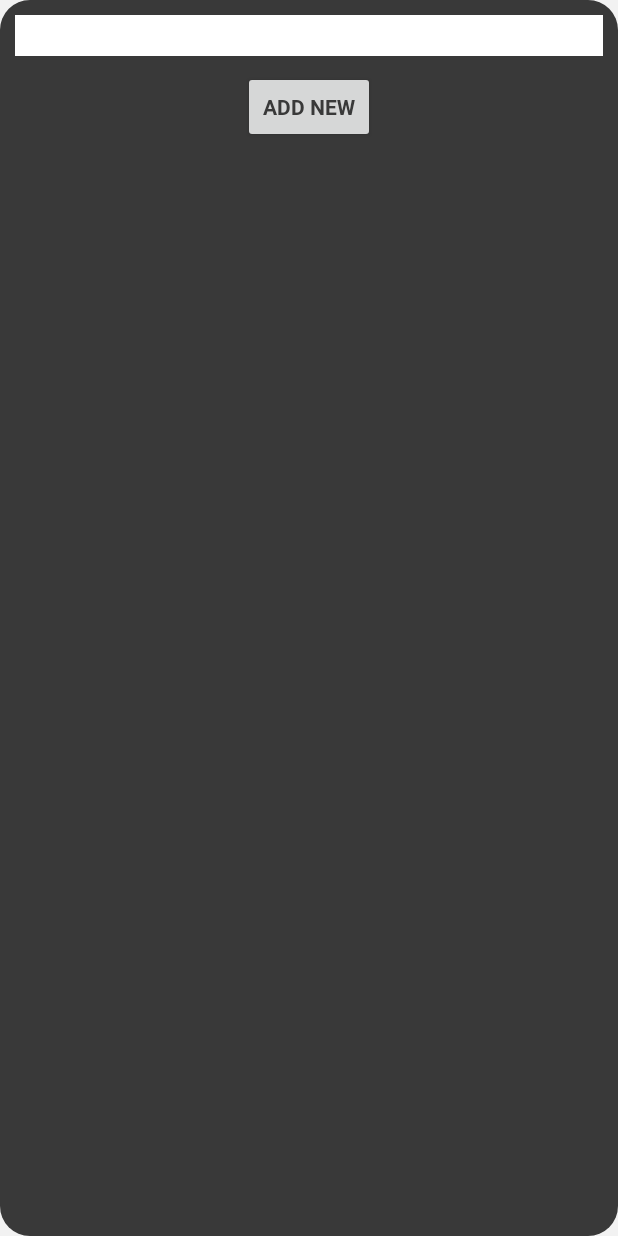
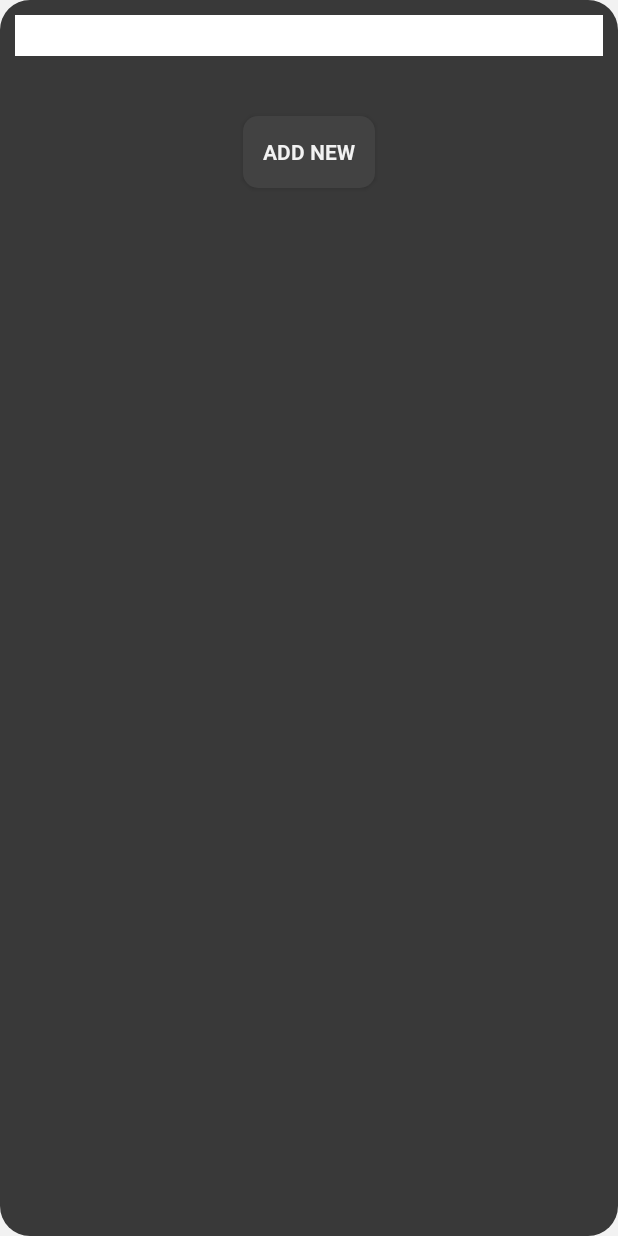
Before and after one commit to mevit/toDoListWidgetApp, an Android app: the layout widget_view_dark.xml on its own in the app's theme, with its tools: preview values and no code run, on a phone screen of 412 x 824 dp. Run offline under Robolectric (Android 15) with nearby library versions, the phone set to English and light mode, and no system bars.

Commit message:
Change theme without reload fragment. Implement design for button in empty widget

```diff
--- a/app/src/main/java/com/meldeveloping/todowidget/main/fragments/MainFragment.kt
+++ b/app/src/main/java/com/meldeveloping/todowidget/main/fragments/MainFragment.kt
@@ -58,6 +58,7 @@ class MainFragment : Fragment() {
             }
             editor.apply()
             activity!!.recreate()
+            activity!!.overridePendingTransition(R.anim.fade_main_fragment_out, R.anim.fade_main_fragment)
         }
     }
 
--- a/app/src/main/res/layout/fragment_edit.xml
+++ b/app/src/main/res/layout/fragment_edit.xml
@@ -41,6 +41,7 @@
     <androidx.recyclerview.widget.RecyclerView
             android:id="@+id/toDoListItemsList"
             android:layout_width="match_parent"
+            android:layout_marginTop="10dp"
             android:layout_height="0dp"
             android:layout_marginStart="10dp"
             android:layout_marginEnd="10dp"
--- a/app/src/main/res/layout/widget_view_dark.xml
+++ b/app/src/main/res/layout/widget_view_dark.xml
@@ -23,7 +23,11 @@
             android:id="@+id/widgetNewListButton"
             android:layout_width="wrap_content"
             android:layout_height="wrap_content"
+            android:layout_marginTop="30dp"
             android:layout_gravity="center"
+            android:textColor="@color/whiteText"
+            android:fontFamily="@font/roboto_bold"
+            android:background="@drawable/img_main_item_bg_dark"
             android:text="@string/widget_new_list_button" />
 
     <ListView
@@ -33,6 +37,10 @@
             android:layout_marginBottom="15dp"
             android:divider="@null"
             android:dividerHeight="0dp"
-            android:layout_marginEnd="10dp"/>
+            android:layout_marginEnd="10dp"
+            android:fadingEdge="horizontal"
+            android:fadingEdgeLength="20dp"
+            android:fillViewport="false"
+            android:requiresFadingEdge="vertical"/>
 
 </LinearLayout>
--- a/app/src/main/res/values/strings.xml
+++ b/app/src/main/res/values/strings.xml
@@ -13,7 +13,7 @@
     <string name="empty_title_hint_text">title</string>
 
     <!--  config activity values  -->
-    <string name="config_title_text">select item</string>
+    <string name="config_title_text">item</string>
     <string name="config_select_text">style</string>
     <string name="config_button_text">Create new</string>
 
```
Also changed, not shown: app/src/main/java/com/meldeveloping/todowidget/main/MainActivity.kt (+7 -0 lines), app/src/main/res/layout/widget_view_light.xml (+9 -1 lines), app/src/main/res/values/styles.xml (+0 -31 lines).
